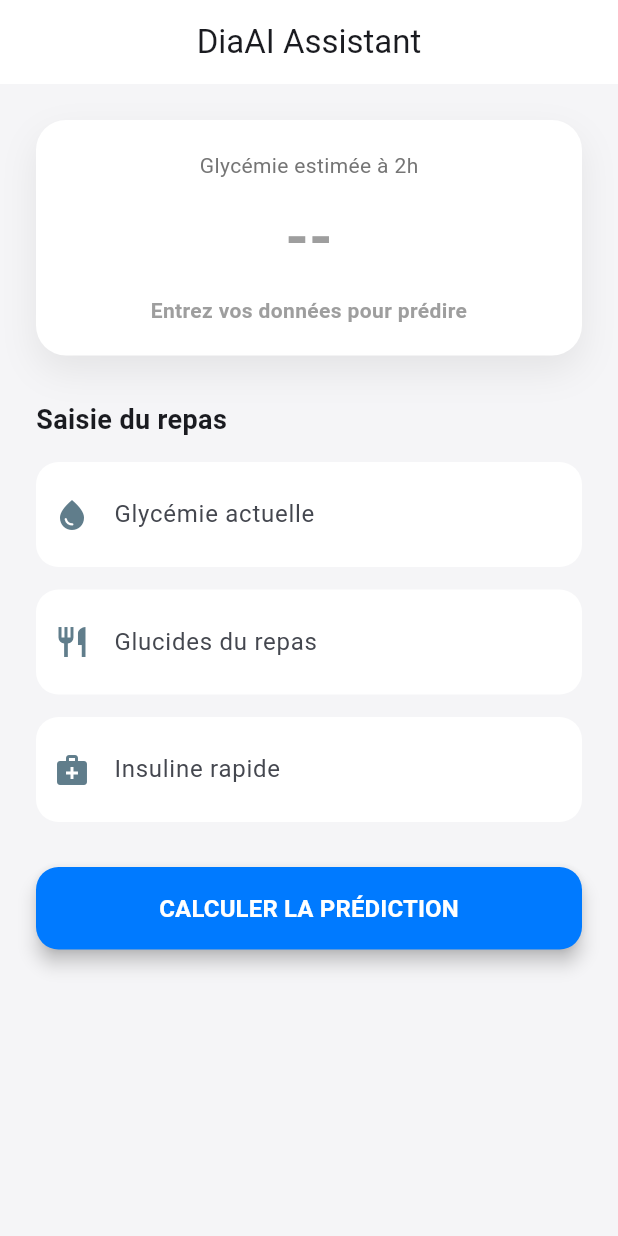
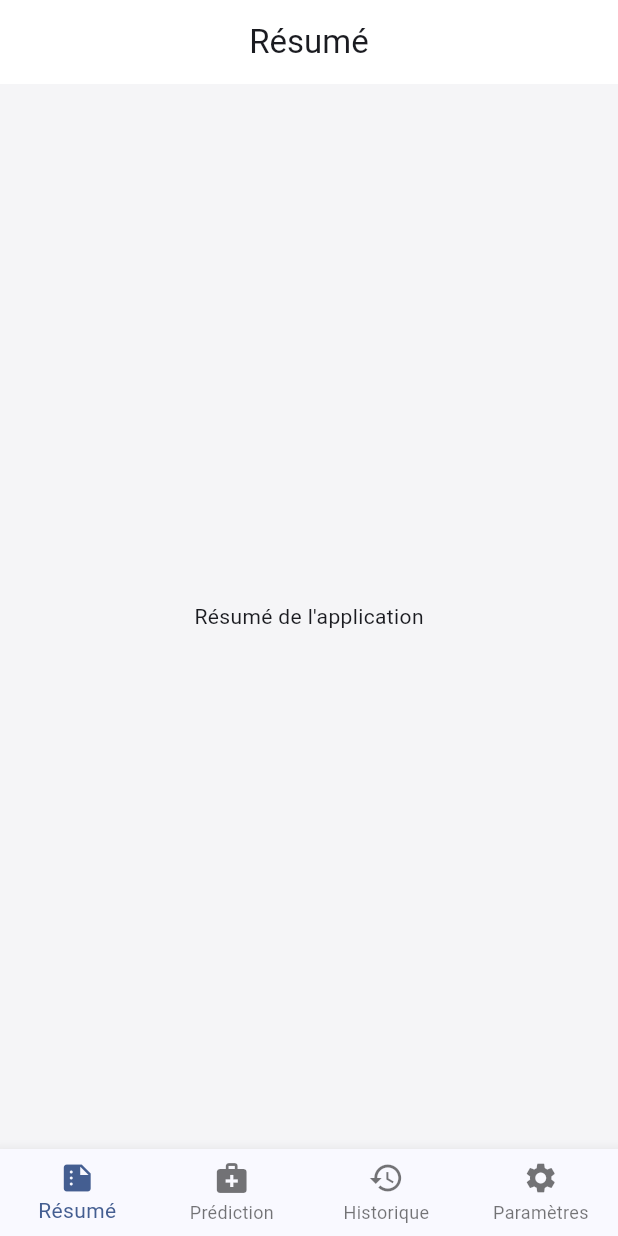
Before and after one commit to taiyotravail/DiaAI, a Flutter app: the screen it shows after launch, on a phone screen of 412 x 824 dp. Run offline on Flutter 3.47's test engine with Material 3 defaults, Android fonts, the light colour scheme and no system bars.

Commit message:
Ajout de la Navbar et des pages

```diff
--- a/frontend/lib/main.dart
+++ b/frontend/lib/main.dart
@@ -1,5 +1,5 @@
 import 'package:flutter/material.dart';
-import 'screens/prediction_screen.dart';
+import 'screens/home_screen.dart';
 
 void main() {
   runApp(const DiaAIApp());
@@ -17,7 +17,7 @@ class DiaAIApp extends StatelessWidget {
         useMaterial3: true,
         colorScheme: ColorScheme.fromSeed(seedColor: const Color(0xFF007AFF)),
       ),
-      home: const PredictionScreen(),
+      home: const HomeScreen(),
     );
   }
 }
--- /dev/null
+++ b/frontend/lib/screens/home_screen.dart
@@ -0,0 +1,57 @@
+import 'package:flutter/material.dart';
+import 'prediction_screen.dart';
+import 'history_screen.dart';
+import 'settings_screen.dart';
+import 'resume_screen.dart';
+
+class HomeScreen extends StatefulWidget {
+  const HomeScreen({super.key});
+
+  @override
+  State<HomeScreen> createState() => _HomeScreenState();
+}
+
+class _HomeScreenState extends State<HomeScreen> {
+  int _currentIndex = 0;
+
+  final List<Widget> _pages = [
+    const ResumeScreen(),       // Résumé
+    const PredictionScreen(),   // Faire une prédiction
+    const HistoryScreen(),      // Historique
+    const SettingsScreen(),     // Paramètres
+  ];
+
+  @override
+  Widget build(BuildContext context) {
+    return Scaffold(
+      body: _pages[_currentIndex],
+      bottomNavigationBar: BottomNavigationBar(
+        currentIndex: _currentIndex,
+        onTap: (index) {
+          setState(() {
+            _currentIndex = index;
+          });
+        },
+        type: BottomNavigationBarType.fixed,
+        items: const [
+          BottomNavigationBarItem(
+            icon: Icon(Icons.summarize),
+            label: "Résumé",
+          ),
+          BottomNavigationBarItem(
+            icon: Icon(Icons.medical_services),
+            label: "Prédiction",
+          ),
+          BottomNavigationBarItem(
+            icon: Icon(Icons.history),
+            label: "Historique",
+          ),
+          BottomNavigationBarItem(
+            icon: Icon(Icons.settings),
+            label: "Paramètres",
+          ),
+        ],
+      ),
+    );
+  }
+}
--- a/frontend/lib/screens/prediction_screen.dart
+++ b/frontend/lib/screens/prediction_screen.dart
@@ -74,7 +74,7 @@ class _PredictionScreenState extends State<PredictionScreen> {
     return Scaffold(
       backgroundColor: const Color(0xFFF5F5F7), // Gris très clair style iOS
       appBar: AppBar(
-        title: const Text("DiaAI Assistant"),
+        title: const Text("Prédiction de la glycémie"),
         centerTitle: true,
         backgroundColor: Colors.white,
         elevation: 0,
@@ -84,7 +84,7 @@ class _PredictionScreenState extends State<PredictionScreen> {
         child: Column(
           crossAxisAlignment: CrossAxisAlignment.stretch,
           children: [
-            // --- CARTE DE RÉSULTAT ---
+            // Résultat de la prédiction
             Container(
               padding: const EdgeInsets.all(20),
               decoration: BoxDecoration(
@@ -92,7 +92,7 @@ class _PredictionScreenState extends State<PredictionScreen> {
                 borderRadius: BorderRadius.circular(20),
                 boxShadow: [
                   BoxShadow(
-                    color: _resultColor.withOpacity(0.2),
+                    color: _resultColor.withValues(alpha: 0.2),
                     blurRadius: 20,
                     offset: const Offset(0, 10),
                   ),
--- /dev/null
+++ b/frontend/lib/screens/resume_screen.dart
@@ -0,0 +1,21 @@
+import 'package:flutter/material.dart';
+
+class ResumeScreen extends StatelessWidget {
+  const ResumeScreen({super.key});
+
+  @override
+  Widget build(BuildContext context) {
+    return Scaffold(
+      backgroundColor: const Color(0xFFF5F5F7),
+      appBar: AppBar(
+        title: const Text('Résumé'),
+        centerTitle: true,
+        backgroundColor: Colors.white,
+        elevation: 0,
+      ),
+      body: const Center(
+        child: Text('Résumé de l\'application'),
+      ),
+    );
+  }
+}
```
Also changed, not shown: frontend/lib/screens/history_screen.dart (added, +21 -0 lines), frontend/lib/screens/settings_screen.dart (added, +21 -0 lines).
